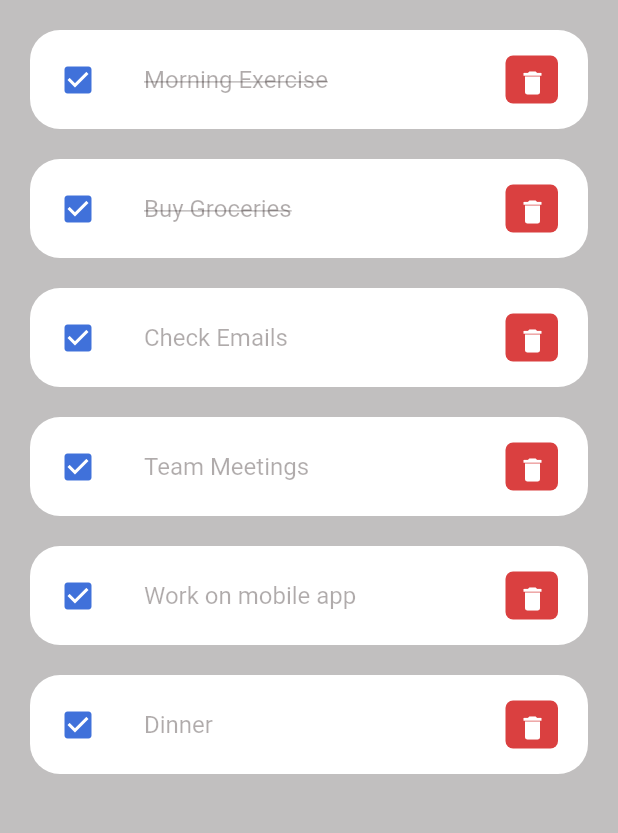
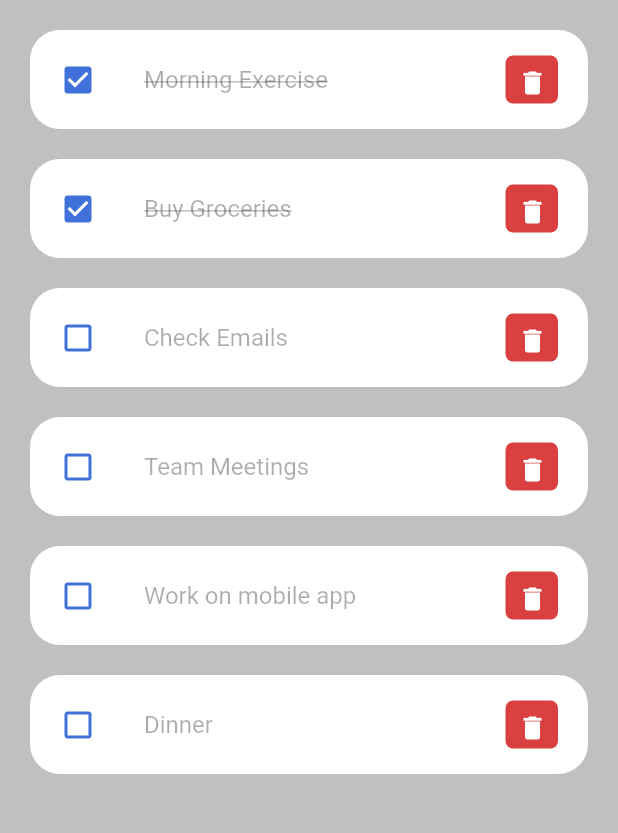
Before and after one commit to kirtijangid/To-Do_app, a Flutter app: the screen it shows after launch, on a phone screen of 412 x 824 dp, the part 306-1139 px from its top. Run offline on Flutter 3.47's test engine with Material 2 defaults, Android fonts, the phone set to English and light mode, and no system bars.

Commit message:
changing chec box settings

```diff
--- a/lib/widgets/todo_item.dart
+++ b/lib/widgets/todo_item.dart
@@ -20,7 +20,7 @@ class ToDoItem extends StatelessWidget {
         contentPadding: EdgeInsets.symmetric(horizontal: 20, vertical: 5),
         tileColor: Colors.white,
         leading: Icon(
-          Icons.check_box,
+          todo.isDone ? Icons.check_box: Icons.check_box_outline_blank,
           color: tdBlue,
         ),
         title: Text(
```
